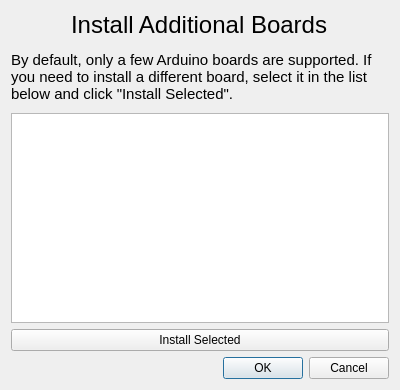
Old version of the form microstation/ui/install_boards.ui in the repository TheCheese42/microstation.
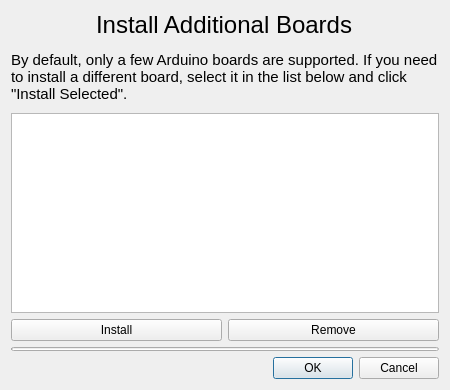
New version of the form. Icons and pictures are not drawn.

Commit message: Added animated loading bar to install boards dialog

Diff of the .ui file:
```diff
--- a/microstation/ui/install_boards.ui
+++ b/microstation/ui/install_boards.ui
@@ -6,7 +6,7 @@
    <rect>
     <x>0</x>
     <y>0</y>
-    <width>400</width>
+    <width>450</width>
     <height>390</height>
    </rect>
   </property>
@@ -93,11 +93,60 @@
     <widget class="QListWidget" name="boardsList"/>
    </item>
    <item>
-    <widget class="QPushButton" name="installBtn">
-     <property name="text">
-      <string>Install Selected</string>
+    <layout class="QHBoxLayout" name="horizontalLayout">
+     <item>
+      <widget class="QPushButton" name="installBtn">
+       <property name="text">
+        <string>Install</string>
+       </property>
+      </widget>
+     </item>
+     <item>
+      <widget class="QPushButton" name="removeBtn">
+       <property name="text">
+        <string>Remove</string>
+       </property>
+      </widget>
+     </item>
+    </layout>
+   </item>
+   <item>
+    <layout class="QHBoxLayout" name="progressHBox">
+     <property name="spacing">
+      <number>0</number>
      </property>
-    </widget>
+     <item>
+      <widget class="QProgressBar" name="progressBar">
+       <property name="sizePolicy">
+        <sizepolicy hsizetype="Preferred" vsizetype="Fixed">
+         <horstretch>0</horstretch>
+         <verstretch>0</verstretch>
+        </sizepolicy>
+       </property>
+       <property name="maximumSize">
+        <size>
+         <width>16777215</width>
+         <height>4</height>
+        </size>
+       </property>
+       <property name="layoutDirection">
+        <enum>Qt::LeftToRight</enum>
+       </property>
+       <property name="maximum">
+        <number>1000</number>
+       </property>
+       <property name="value">
+        <number>0</number>
+       </property>
+       <property name="textVisible">
+        <bool>false</bool>
+       </property>
+       <property name="format">
+        <string/>
+       </property>
+      </widget>
+     </item>
+    </layout>
    </item>
    <item>
     <widget class="QDialogButtonBox" name="buttonBox">
```
The commit also changes 2 other files.
